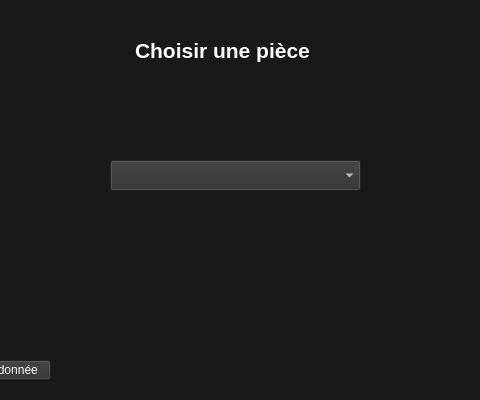
Qt form IHM_Final/welcomepage.ui (ProjectCDG/IHM) before a commit; both pictures show x 170 to 650 and y 0 to 400 of the 800 by 400 pixel window.
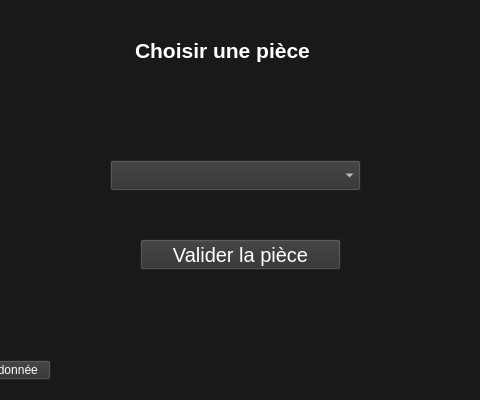
The same form after that commit.

The edit to the form file:
```diff
--- a/IHM_Final/welcomepage.ui
+++ b/IHM_Final/welcomepage.ui
@@ -122,6 +122,41 @@
     <string>Synchronisation base de donnée</string>
    </property>
   </widget>
+  <widget class="QPushButton" name="butValPiece">
+   <property name="geometry">
+    <rect>
+     <x>310</x>
+     <y>239</y>
+     <width>201</width>
+     <height>31</height>
+    </rect>
+   </property>
+   <property name="font">
+    <font>
+     <pointsize>15</pointsize>
+    </font>
+   </property>
+   <property name="styleSheet">
+    <string notr="true">color : white;
+background-color:rgb(48, 48, 48)</string>
+   </property>
+   <property name="text">
+    <string>Valider la pièce</string>
+   </property>
+  </widget>
+  <widget class="QLabel" name="labPiece">
+   <property name="geometry">
+    <rect>
+     <x>380</x>
+     <y>300</y>
+     <width>54</width>
+     <height>14</height>
+    </rect>
+   </property>
+   <property name="text">
+    <string/>
+   </property>
+  </widget>
  </widget>
  <resources/>
  <connections/>
```
